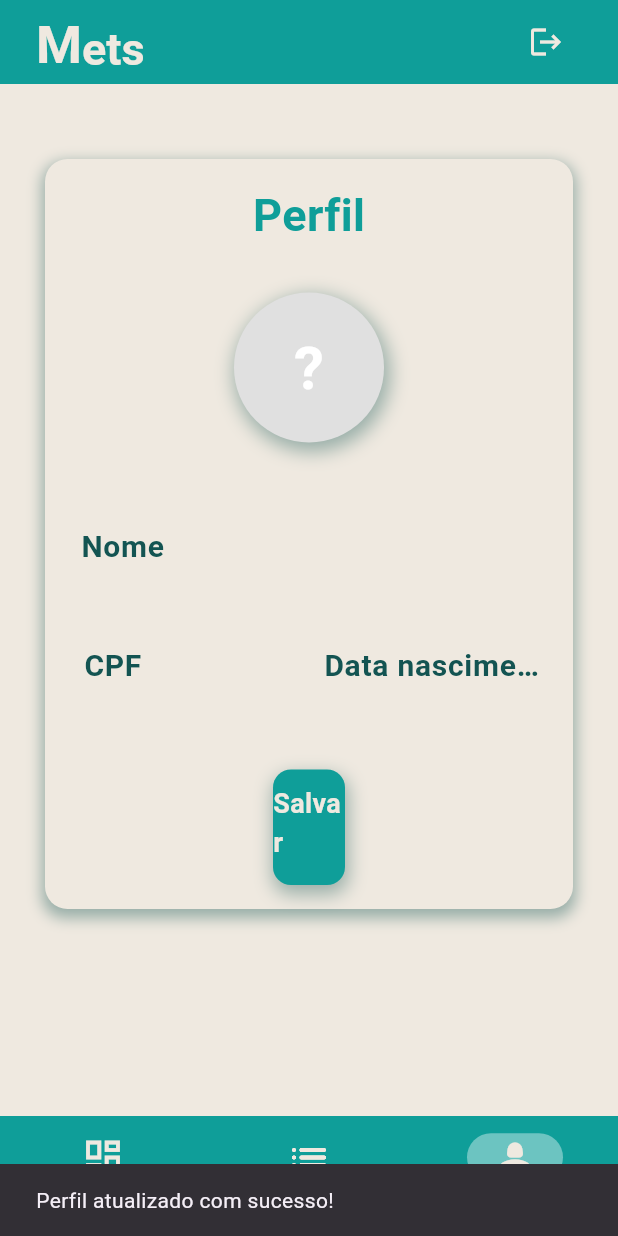
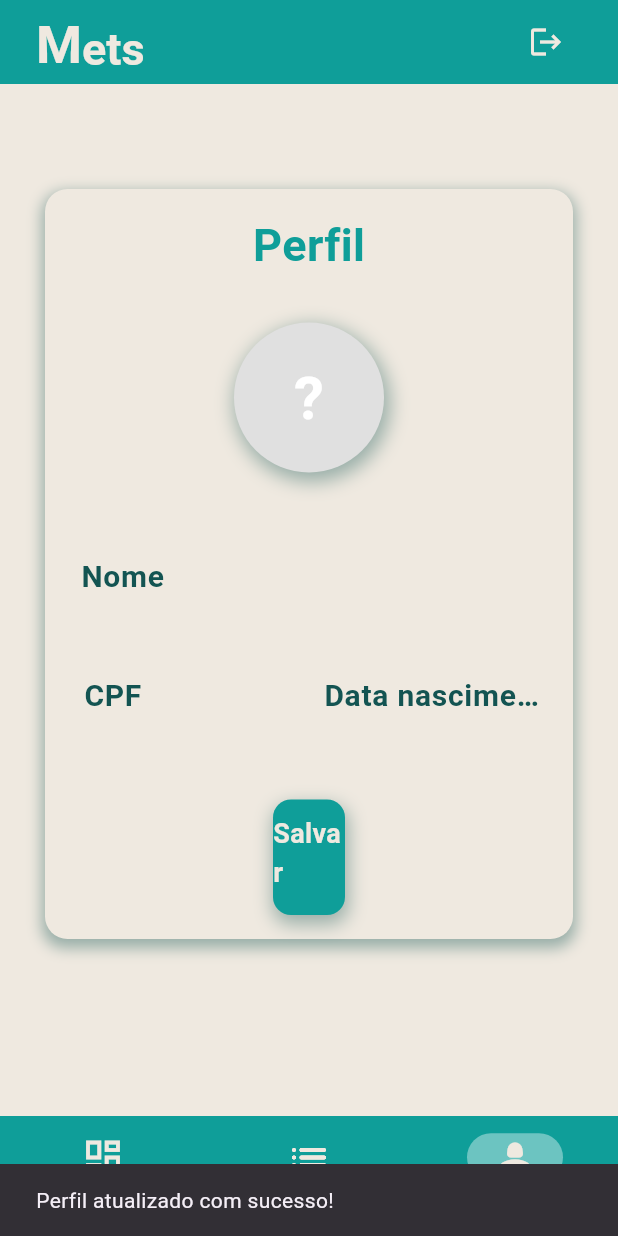
Before and after one commit to NicolasKLange/MetsApp, a Flutter app: the screen it shows once a user with an empty profile is signed in, item 3 of the bottom bar chosen, after a tap on "Salvar", on a phone screen of 412 x 824 dp. Run offline on Flutter 3.47's test engine with Material 3 defaults, Android fonts, the phone set to English and light mode, and no system bars; our stand-ins replace cloud_firestore, firebase_auth, firebase_core, flutter_colorpicker, flutter_multi_formatter, get and 1 more; accounts and stored records are empty; generated files the repository leaves out were written again.

Commit message:
editando telas, organizando arquivos com as classes e funções para deixar o cod mais limpo

```diff
--- /dev/null
+++ b/lib/assets/componentes/card/card_dashboard_mets.dart
@@ -0,0 +1,63 @@
+import 'package:flutter/material.dart';
+
+// Classe para os cards na tela de dashoard de metas (Título, Icon, Rota)
+class DashboardCardMets extends StatelessWidget {
+  final String title;
+  final IconData icon;
+  final String route;
+
+  const DashboardCardMets({
+    super.key,
+    required this.title,
+    required this.icon,
+    required this.route,
+  });
+
+  @override
+  Widget build(BuildContext context) {
+    return Container(
+      // Decoração do card, com borda e sombra
+      decoration: BoxDecoration(
+        color: const Color(0xFFEFE9E0),
+        borderRadius: BorderRadius.circular(15.0),
+        border: Border.all(color: const Color(0xFF0F9E99), width: 2),
+        boxShadow: [
+          BoxShadow(
+            color: const Color(0xFF135452).withOpacity(0.4),
+            spreadRadius: 2,
+            blurRadius: 5,
+            offset: const Offset(0, 3),
+          ),
+        ],
+      ),
+      // InkWell para navegar para a respectiva tela
+      child: InkWell(
+        borderRadius: BorderRadius.circular(15.0),
+        onTap: () {
+          Navigator.pushNamed(context, route);
+        },
+        // Alinhamento do texto e icon dentro do card
+        child: Padding(
+          padding: const EdgeInsets.all(10.0),
+          child: Column(
+            mainAxisAlignment: MainAxisAlignment.center,
+            crossAxisAlignment: CrossAxisAlignment.center,
+            children: [
+              Icon(icon, size: 50, color: const Color(0xFF0F9E99)),
+              const SizedBox(height: 10),
+              Text(
+                title,
+                textAlign: TextAlign.center,
+                style: const TextStyle(
+                  color: Color(0xFF0F9E99),
+                  fontSize: 20,
+                  fontWeight: FontWeight.bold,
+                ),
+              ),
+            ],
+          ),
+        ),
+      ),
+    );
+  }
+}
--- /dev/null
+++ b/lib/assets/componentes/profile_controller/profile_controller.dart
@@ -0,0 +1,94 @@
+import 'package:flutter/material.dart';
+import 'package:flutter_colorpicker/flutter_colorpicker.dart';
+import 'package:cloud_firestore/cloud_firestore.dart';
+import 'package:firebase_auth/firebase_auth.dart';
+import 'package:mets_app/database/database.dart';
+
+class ProfileController {
+  //Database
+  final DatabaseMethods _userDatabase = DatabaseMethods();
+  final FirebaseAuth _auth = FirebaseAuth.instance;
+
+  // Função para inicializar o perfil do usuário, com seus respectivos dados
+  Future<void> initializeProfile({
+    required String userId,
+    required TextEditingController nomeController,
+    required TextEditingController cpfController,
+    required TextEditingController dataNascimentoController,
+    required Function(Color) onColorLoaded,
+  }) async {
+    final user = _auth.currentUser;
+    await _userDatabase.initializeUserProfile(user!.email!, userId);
+
+    final userProfile = await _userDatabase.getUserProfile(userId);
+    nomeController.text = userProfile['name'] ?? '';
+    cpfController.text = userProfile['cpf'] ?? '';
+    dataNascimentoController.text = userProfile['birthdate'] ?? '';
+
+    if (userProfile['avatarColor'] != null) {
+      onColorLoaded(Color(int.parse(userProfile['avatarColor'])));
+    }
+  }
+
+  // Função para atualizar dados do perfil do usuário
+  Future<void> updateProfile({
+    required String userId,
+    required BuildContext context,
+    required TextEditingController nomeController,
+    required TextEditingController cpfController,
+    required TextEditingController dataNascimentoController,
+    required Color avatarColor,
+  }) async {
+    await FirebaseFirestore.instance.collection('Users').doc(userId).update({
+      'name': nomeController.text,
+      'cpf': cpfController.text.isEmpty ? null : cpfController.text,
+      'birthdate':
+          dataNascimentoController.text.isEmpty ? null : dataNascimentoController.text,
+      'avatarColor': avatarColor.value.toString(),
+    });
+
+    ScaffoldMessenger.of(context).showSnackBar(
+      const SnackBar(content: Text('Perfil atualizado com sucesso!')),
+    );
+  }
+
+  // Função para o usuário trocar a cor do avatar
+  void pickColor({
+    required BuildContext context,
+    required Color avatarColor,
+    required Function(Color) onColorSelected,
+    required VoidCallback onSave,
+  }) {
+    showDialog(
+      context: context,
+      builder: (context) {
+        Color tempColor = avatarColor;
+        return AlertDialog(
+          title: const Text("Escolha uma cor"),
+          content: SingleChildScrollView(
+            child: ColorPicker(
+              pickerColor: avatarColor,
+              onColorChanged: (Color color) {
+                tempColor = color;
+              },
+            ),
+          ),
+          actions: [
+            TextButton(
+              onPressed: () => Navigator.pop(context),
+              child: const Text("Cancelar"),
+            ),
+            TextButton(
+              onPressed: () {
+                onColorSelected(tempColor);
+                onSave();
+                Navigator.pop(context);
+              },
+              child: const Text("Salvar"),
+            ),
+          ],
+        );
+      },
+    );
+  }
+}
--- a/lib/screens/home/home_screen.dart
+++ b/lib/screens/home/home_screen.dart
@@ -2,7 +2,7 @@ import 'package:cloud_firestore/cloud_firestore.dart';
 import 'package:firebase_auth/firebase_auth.dart';
 import 'package:flutter/material.dart';
 import 'package:google_sign_in/google_sign_in.dart';
-import 'package:mets_app/assets/componentes/cardsMetsStyle/cards_mets_style.dart';
+import 'package:mets_app/assets/componentes/card/cardsMetsStyle/cards_mets_style.dart';
 import 'package:mets_app/assets/componentes/navigation_bar/custom_navigation_bar.dart';
 import 'package:mets_app/screens/mets/mets_screen.dart';
 import 'package:mets_app/screens/profile/profile_screen.dart';
@@ -93,12 +93,6 @@ class _DashboardScreenState extends State<DashboardScreen> {
                     fontWeight: FontWeight.w500,
                     color: Color(0XFF0F9E99),
                   ),
-                ),
-                Spacer(),
-                GestureDetector(
-                  // Adicionar função para navegar para a tela de metas
-                  onTap: () {},
-                  child: Icon(Icons.add, color: Color(0XFF0F9E99)),
                 ),
               ],
             ),
--- a/lib/screens/mets/mets_screen.dart
+++ b/lib/screens/mets/mets_screen.dart
@@ -1,6 +1,5 @@
-import 'package:firebase_auth/firebase_auth.dart';
 import 'package:flutter/material.dart';
-import 'package:google_sign_in/google_sign_in.dart';
+import 'package:mets_app/assets/componentes/card/card_dashboard_mets.dart';
 
 class MetsScreen extends StatefulWidget {
   const MetsScreen({super.key});
@@ -14,7 +13,90 @@ class _MetsScreenState extends State<MetsScreen> {
   Widget build(BuildContext context) {
     return Scaffold(
       backgroundColor: Color(0XFFEFE9E0),
-      body: Center(child: Text('Metas')),
+      body: Column(
+        crossAxisAlignment: CrossAxisAlignment.start,
+        children: [
+          const SizedBox(height: 70),
+          Padding(
+            padding: const EdgeInsets.only(left: 30.0, right: 55),
+            child: Row(
+              children: [
+                Text(
+                  'Suas metas',
+                  style: TextStyle(
+                    fontSize: 35,
+                    fontWeight: FontWeight.bold,
+                    color: Color(0XFF0F9E99),
+                  ),
+                ),
+                Spacer(),
+                // Icon para adicionar meta pessoal
+                Container(
+                  decoration: BoxDecoration(
+                    color: Color(0XFF0F9E99),
+                    borderRadius: BorderRadius.circular(8),
+                    boxShadow: [
+                      BoxShadow(
+                        color: Color(0xFF135452).withOpacity(0.4),
+                        spreadRadius: 2,
+                        blurRadius: 8,
+                        offset: Offset(0, 4),
+                      ),
+                    ],
+                  ),
+                  child: Padding(
+                    padding: const EdgeInsets.all(3.0),
+                    child: GestureDetector(
+                      // Adicionar função para criar meta
+                      onTap: () {},
+                      child: Icon(Icons.add, color: Color(0XFFEFE9E0)),
+                    ),
+                  ),
+                ),
+              ],
+            ),
+          ),
+
+          Expanded(
+            child: Padding(
+              padding: const EdgeInsets.only(left: 30.0, right: 50, top: 30),
+              child: Column(
+                crossAxisAlignment: CrossAxisAlignment.center,
+                children: [
+                  Expanded(
+                    child: GridView.count(
+                      crossAxisCount: 2,
+                      crossAxisSpacing: 30,
+                      mainAxisSpacing: 30,
+                      shrinkWrap: true,
+                      padding: const EdgeInsets.all(20),
+                      childAspectRatio: 1,
+                      children: [
+                        DashboardCardMets(
+                          title: 'Atividades Físicas',
+                          icon: Icons.abc,
+                          route: '/atividadesFisicas',
+                        ),
+                        DashboardCardMets(
+                          title: 'Meditar',
+                          icon: Icons.media_bluetooth_off,
+                          route: '/meditar',
+                        ),
+                        DashboardCardMets(
+                          title: 'Leitura',
+                          icon: Icons.media_bluetooth_off,
+                          route: '/leitura',
+                        ),
+
+                      ],
+                    ),
+                  ),
+                ],
+              ),
+            ),
+          ),
+        ],
+      ),
     );
   }
 }
--- a/lib/screens/profile/profile_screen.dart
+++ b/lib/screens/profile/profile_screen.dart
@@ -1,10 +1,8 @@
-import 'package:cloud_firestore/cloud_firestore.dart';
 import 'package:firebase_auth/firebase_auth.dart';
 import 'package:flutter/material.dart';
 import 'package:flutter_multi_formatter/formatters/masked_input_formatter.dart';
 import 'package:mets_app/assets/componentes/buttons/button_save.dart';
-import 'package:mets_app/database/database.dart';
-import 'package:flutter_colorpicker/flutter_colorpicker.dart';
+import 'package:mets_app/assets/componentes/profile_controller/profile_controller.dart';
 
 class ProfileScreen extends StatefulWidget {
   const ProfileScreen({super.key});
@@ -22,17 +20,29 @@ class _ProfileScreenState extends State<ProfileScreen> {
 
   //Database
   final User? user = FirebaseAuth.instance.currentUser;
-  final DatabaseMethods _userDatabase = DatabaseMethods();
   final String userId = FirebaseAuth.instance.currentUser!.uid;
+
+  // Profile Controller
+  final ProfileController _profileController = ProfileController();
 
   //Avatar
   Color avatarColor = Colors.grey.shade300;
 
-  // Inicializando dados do usuário na página
-  @override
+   @override
   void initState() {
     super.initState();
-    _initializeProfile();
+    // Inicializar o perfil via controller
+    _profileController.initializeProfile(
+      userId: userId,
+      nomeController: nomeController,
+      cpfController: cpfController,
+      dataNascimentoController: dataNascimentoController,
+      onColorLoaded: (color) {
+        setState(() {
+          avatarColor = color;
+        });
+      },
+    );
   }
 
   @override
@@ -43,7 +53,7 @@ class _ProfileScreenState extends State<ProfileScreen> {
         crossAxisAlignment: CrossAxisAlignment.center,
         mainAxisAlignment: MainAxisAlignment.start,
         children: [
-          SizedBox(height: 50),
+          SizedBox(height: 70),
           //Card com dados do usuário
           Container(
             padding: const EdgeInsets.all(16),
@@ -67,7 +77,7 @@ class _ProfileScreenState extends State<ProfileScreen> {
                 Center(
                   child: Text(
                     'Perfil',
-                    style: TextStyle(
+                    style: const TextStyle(
                       fontSize: 30,
                       color: Color(0XFF0F9E99),
                       fontWeight: FontWeight.bold,
@@ -78,7 +88,27 @@ class _ProfileScreenState extends State<ProfileScreen> {
                 // Avatar do usuário com inicial do nome
                 Center(
                   child: GestureDetector(
-                    onTap: _pickColor,
+                    onTap: () {
+                      _profileController.pickColor(
+                        context: context,
+                        avatarColor: avatarColor,
+                        onColorSelected: (color) {
+                          setState(() {
+                            avatarColor = color;
+                          });
+                        },
+                        onSave: () {
+                          _profileController.updateProfile(
+                            userId: userId,
+                            context: context,
+                            nomeController: nomeController,
+                            cpfController: cpfController,
+                            dataNascimentoController: dataNascimentoController,
+                            avatarColor: avatarColor,
+                          );
+                        },
+                      );
+                    },
                     child: Container(
                       decoration: BoxDecoration(
                         shape: BoxShape.circle,
@@ -195,7 +225,14 @@ class _ProfileScreenState extends State<ProfileScreen> {
                     child: ButtonSave(
                       text: "Salvar",
                       onTap: () async {
-                        await _updateProfile();
+                        await _profileController.updateProfile(
+                          userId: userId,
+                          context: context,
+                          nomeController: nomeController,
+                          cpfController: cpfController,
+                          dataNascimentoController: dataNascimentoController,
+                          avatarColor: avatarColor,
+                        );
                       },
                     ),
                   ),
@@ -207,74 +244,4 @@ class _ProfileScreenState extends State<ProfileScreen> {
       ),
     );
   }
-
-  // Dados do usuário
-  Future<void> _initializeProfile() async {
-    await _userDatabase.initializeUserProfile(user!.email!, userId);
-
-    final userProfile = await _userDatabase.getUserProfile(userId);
-    setState(() {
-      nomeController.text = userProfile['name'] ?? '';
-      cpfController.text = userProfile['cpf'] ?? '';
-      dataNascimentoController.text = userProfile['birthdate'] ?? '';
-
-      // Carregar a cor escolhida para o Firebase
-      if (userProfile['avatarColor'] != null) {
-        avatarColor = Color(int.parse(userProfile['avatarColor']));
-      }
-    });
-  }
-
-  // Editar dados de perfil
-  Future<void> _updateProfile() async {
-    await FirebaseFirestore.instance.collection('Users').doc(user!.uid).update({
-      'name': nomeController.text,
-      'cpf': cpfController.text.isEmpty ? null : cpfController.text,
-      'birthdate':
-          dataNascimentoController.text.isEmpty
-              ? null
-              : dataNascimentoController.text,
-      'avatarColor':
-          avatarColor.value.toString(),
-    });
-
-    ScaffoldMessenger.of(context).showSnackBar(
-      const SnackBar(content: Text('Perfil atualizado com sucesso!')),
-    );
-  }
-
-  // Método para selecionar cor do avatar do usuário
-  void _pickColor() {
-    showDialog(
-      context: context,
-      builder: (context) {
-        return AlertDialog(
-          title: const Text("Escolha uma cor"),
-          content: SingleChildScrollView(
-            child: ColorPicker(
-              pickerColor: avatarColor,
-              onColorChanged: (Color color) {
-                setState(() {
-                  avatarColor = color;
-                });
-              },
-            ),
-          ),
-          actions: [
-            TextButton(
-              onPressed: () => Navigator.pop(context),
-              child: const Text("Cancelar"),
-            ),
-            TextButton(
-              onPressed: () {
-                _updateProfile();
-                Navigator.pop(context);
-              },
-              child: const Text("Salvar"),
-            ),
-          ],
-        );
-      },
-    );
-  }
 }
```
Also changed, not shown: lib/assets/componentes/card/cardsMetsStyle/cards_mets_style.dart (renamed from lib/assets/componentes/cardsMetsStyle/cards_mets_style.dart).
